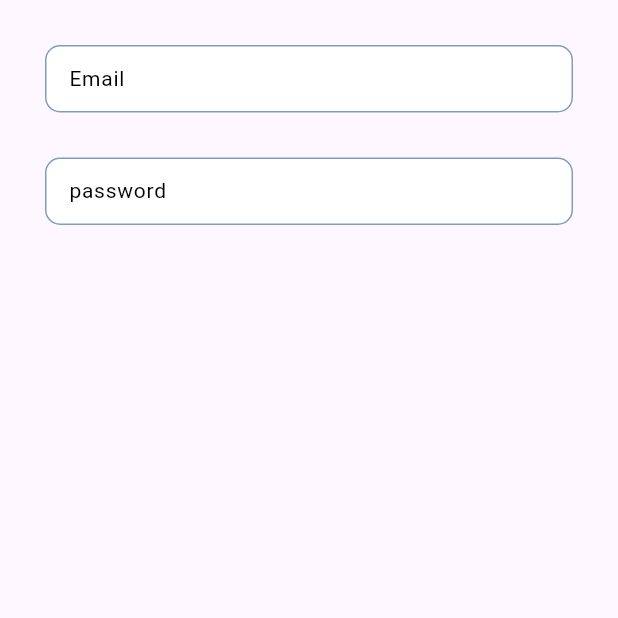
After one commit to Khawar101/language_translate, a Flutter app: the screen it shows after launch, after a tap on "textfield", on a phone screen of 412 x 824 dp, the top half of it. The commit adds this screen. Run offline on Flutter 3.47's test engine with Material 2 defaults, Android fonts, the phone set to English and light mode, and no system bars; our stand-ins replace firebase_core, google_fonts; accounts and stored records are empty.

Commit message:
textfield done

```diff
--- a/lib/home_screen.dart
+++ b/lib/home_screen.dart
@@ -1,6 +1,8 @@
 // ignore_for_file: unused_field
 
 import 'package:flutter/material.dart';
+import 'package:google_fonts/google_fonts.dart';
+import 'package:language_translate/img_picker.dart';
 
 class MyHomePage extends StatefulWidget {
   const MyHomePage({super.key});
@@ -71,9 +73,20 @@ class _MyHomePageState extends State<MyHomePage> {
               fit: BoxFit.cover,
             ),
           ),
-          const Column(
+         Column(
             mainAxisAlignment: MainAxisAlignment.center,
-            children: <Widget>[],
+            children: <Widget>[
+              const SizedBox(height:190),
+              InkWell(
+                onTap: () {
+                  Navigator.push(context, MaterialPageRoute(builder: ((context) => const ImagePicker())));
+                },
+                child: Container(height: 60,width: 120,
+                color: Colors.black,
+                child: Center(child: Text("textfield",style: GoogleFonts.ibmPlexSans(color: Colors.white,fontSize: 20),textAlign: TextAlign.center,)),
+                ),
+              ),
+            ],
           ),
         ],
       ),
--- /dev/null
+++ b/lib/img_picker.dart
@@ -0,0 +1,33 @@
+import 'package:flutter/material.dart';
+import 'package:language_translate/widgets/textfield.dart';
+
+class ImagePicker extends StatefulWidget {
+  const ImagePicker({super.key});
+
+  @override
+  State<ImagePicker> createState() => _ImagePickerState();
+}
+
+class _ImagePickerState extends State<ImagePicker> {
+  @override
+  Widget build(BuildContext context) {
+    return Scaffold(
+      body: SafeArea(
+          child: Padding(
+            padding: const EdgeInsets.symmetric(horizontal: 30,vertical: 30),
+            child: Column(
+                  children: [
+
+            CustomTextFormField(
+              hintText: 'Email',
+            ),
+            SizedBox(height: 30),
+            CustomTextFormField(
+              hintText: 'password',
+            ),
+                  ],
+                ),
+          )),
+    );
+  }
+}
--- a/lib/main.dart
+++ b/lib/main.dart
@@ -1,7 +1,7 @@
 import 'package:flutter/material.dart';
 import 'package:firebase_core/firebase_core.dart';
 import 'firebase_options.dart';
-import 'Splash_screen.dart';
+// import 'Splash_screen.dart';
 import 'home_screen.dart';
 
 void main() async {
@@ -25,7 +25,7 @@ class MyApp extends StatelessWidget {
         colorScheme: ColorScheme.fromSeed(seedColor: Colors.deepPurple),
         useMaterial3: true,
       ),
-      home:  const SplashContainer(),
+      home:  const MyHomePage(),
     );
   }
 }
--- /dev/null
+++ b/lib/widgets/textfield.dart
@@ -0,0 +1,178 @@
+import 'package:flutter/material.dart';
+import 'package:flutter/services.dart';
+
+// ignore: must_be_immutable
+class CustomTextFormField extends StatelessWidget {
+  CustomTextFormField({
+    super.key,
+    //   this.shape,
+    // this.padding,
+    // this.variant,
+    // this.fontStyle,
+    this.alignment,
+    this.width,
+    this.margin,
+    this.controller,
+    this.focusNode,
+    this.isObscureText = false,
+    this.textInputAction = TextInputAction.next,
+    this.textInputType = TextInputType.text,
+    this.maxLines,
+    this.hintText,
+    this.prefix,
+    this.prefixConstraints,
+    this.suffix,
+    this.suffixConstraints,
+    this.border,
+    this.enabledBorder,
+    this.focusedBorder,
+    this.disabledBorder,
+    this.hintStyle,
+    this.inputFormaters,
+    this.initialValue,
+    this.textAlign,
+  });
+
+  TextAlign? textAlign;
+  List<TextInputFormatter>? inputFormaters;
+  // WidgetShape? shape;
+
+  // WidgetPadding? padding;
+
+  // WidgetVariant? variant;
+
+  // WidgetFontStyle? fontStyle;
+
+  Alignment? alignment;
+
+  double? width;
+
+  EdgeInsetsGeometry? margin;
+
+  TextEditingController? controller;
+
+  FocusNode? focusNode;
+
+  bool? isObscureText;
+
+  TextInputAction? textInputAction;
+
+  TextInputType? textInputType;
+
+  int? maxLines;
+
+  String? hintText;
+
+  Widget? prefix;
+
+  BoxConstraints? prefixConstraints;
+
+  Widget? suffix;
+
+  BoxConstraints? suffixConstraints;
+  var initialValue;
+
+  InputBorder? border;
+  InputBorder? enabledBorder;
+  InputBorder? focusedBorder;
+  InputBorder? disabledBorder;
+  InputBorder? errorBorder;
+  //this.focusedErrorBorder,
+  //this.disabledBorder,
+  //this.enabledBorder,
+
+  GestureTapCallback? onTap;
+
+  TextStyle? hintStyle;
+  @override
+  Widget build(BuildContext context) {
+    return alignment != null
+        ? Align(
+            alignment: alignment ?? Alignment.center,
+            child: _buildTextFormFieldWidget(),
+          )
+        : _buildTextFormFieldWidget();
+  }
+
+  _buildTextFormFieldWidget() {
+    return Container(
+      decoration: BoxDecoration(
+        borderRadius: BorderRadius.circular(10),
+        color: Colors.white,
+      ),
+      width: double.infinity,
+      margin: margin,
+      child: TextFormField(
+        onTap: onTap,
+        autovalidateMode: AutovalidateMode.onUserInteraction,
+        controller: controller,
+        focusNode: focusNode,
+        style: _setFontStyle(),
+        obscureText: isObscureText!,
+        textAlign: textAlign ?? TextAlign.start,
+        textInputAction: textInputAction,
+        keyboardType: textInputType,
+        inputFormatters: inputFormaters,
+        maxLines: maxLines ?? 1,
+        decoration: _buildDecoration(),
+        initialValue: initialValue,
+        validator: (value) {
+          if (value == null || value.isEmpty) {
+            return 'Please enter some text';
+          }
+          return null;
+        },
+      ),
+    );
+  }
+
+  _buildDecoration() {
+    return InputDecoration(
+      hintText: hintText ?? "",
+      hintStyle: hintStyle ?? _setFontStyle(),
+      border: border ?? _setBorderStyle(),
+      enabledBorder: enabledBorder ?? _setBorderStyle(),
+      focusedBorder: focusedBorder ?? _setBorderStyle(),
+      disabledBorder: disabledBorder ?? _setBorderStyle(),
+      prefixIcon: prefix,
+      prefixIconConstraints: prefixConstraints,
+      suffixIcon: suffix,
+      suffixIconConstraints: suffixConstraints,
+      fillColor: _setFillColor(),
+      // filled: _setFilled(),
+      isDense: true,
+      contentPadding: _setPadding(),
+    );
+  }
+
+  _setFontStyle() {
+    return const TextStyle(
+      color: Colors.black,
+      fontSize: 14,
+      fontFamily: 'Roboto',
+    );
+  }
+
+  // ignore: unused_element
+  _setOutlineBorderRadius() {
+    return BorderRadius.circular(
+      10.00,
+    );
+  }
+
+  _setBorderStyle() {
+    return OutlineInputBorder(
+      borderRadius: BorderRadius.circular(
+        10.00,
+      ),
+      borderSide: BorderSide(
+          color: const Color(0xff4873a6).withOpacity(0.7), width: 1.0),
+    );
+  }
+}
+
+_setFillColor() {
+  return Colors.white;
+}
+
+_setPadding() {}
```
